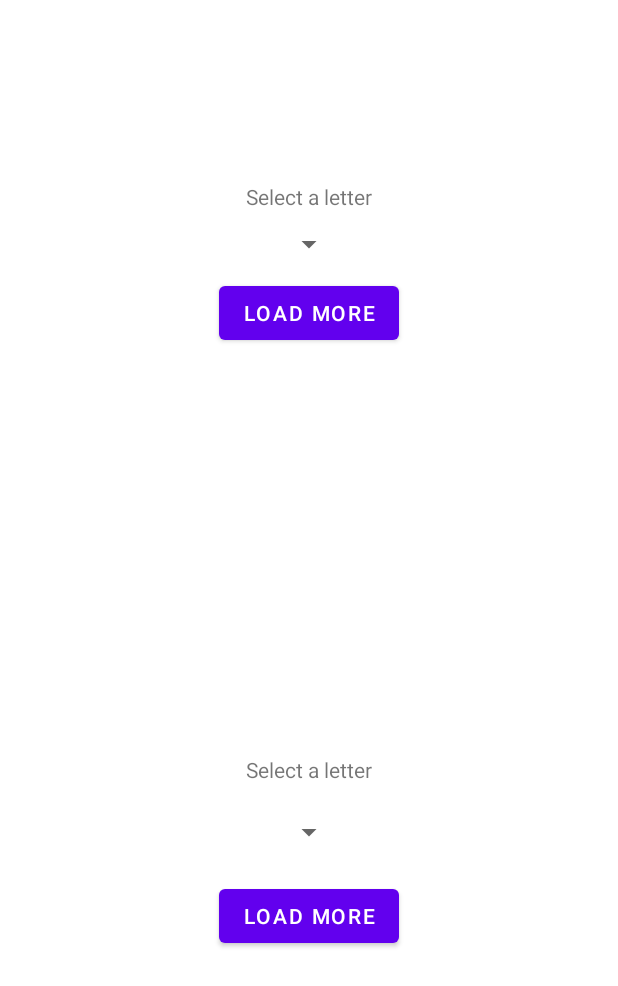
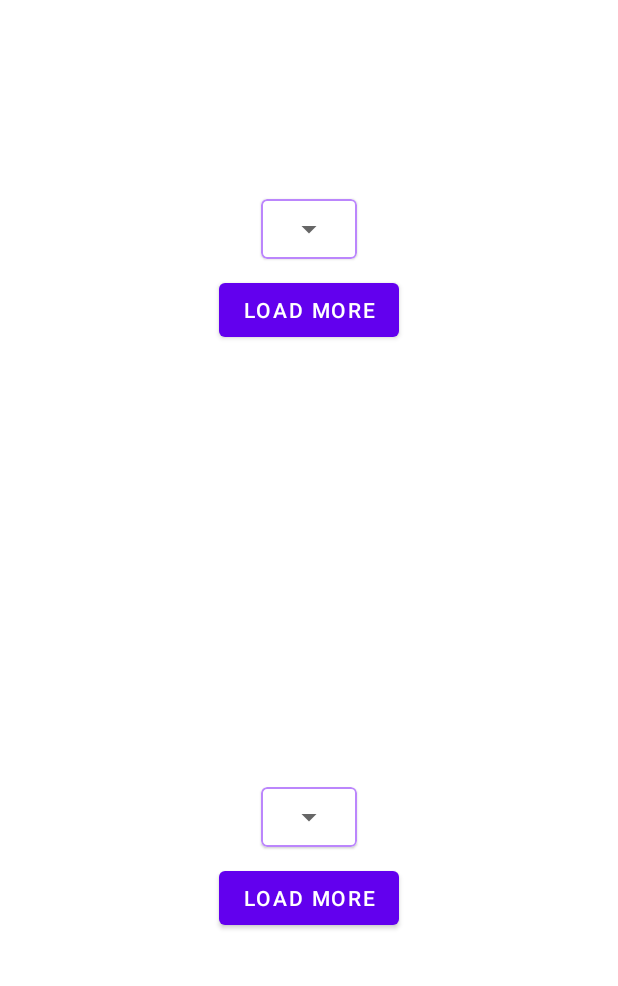
Before and after one commit to nckraghu/SwitchMapDemo, an Android app: the layout activity_main.xml on its own in the app's theme, with its tools: preview values and no code run, on a phone screen of 412 x 824 dp. Shown: the top 986 px of the screen. Run offline under Robolectric (Android 15) with nearby library versions, the phone set to English and light mode, and no system bars.

Commit message:
Added CardLayout parents to Spinners to draw borders

```diff
--- a/app/src/main/res/layout/activity_main.xml
+++ b/app/src/main/res/layout/activity_main.xml
@@ -10,27 +10,38 @@
     android:paddingBottom="20dp"
     tools:context=".MainActivity">
 
-    <TextView
-        android:id="@+id/spinner_text_view"
+    <com.google.android.material.card.MaterialCardView
+        android:id="@+id/nameSpinnerCardView"
         android:layout_width="wrap_content"
         android:layout_height="wrap_content"
-        android:layout_marginTop="0dp"
-        android:text="@string/select_a_letter"
-        app:layout_constraintBottom_toTopOf="@id/nameSpinner"
+        app:layout_constraintBottom_toTopOf="@id/load_more_btn"
         app:layout_constraintEnd_toEndOf="parent"
         app:layout_constraintStart_toStartOf="parent"
         app:layout_constraintTop_toTopOf="parent"
-        app:layout_constraintVertical_chainStyle="packed" />
+        app:layout_constraintVertical_chainStyle="packed"
+
+        android:layout_marginTop="10dp"
+
+        android:padding="8dp"
+        android:elevation="4dp"
+
+        app:strokeWidth="1dp"
+        app:strokeColor="@color/purple_200"
+        app:cardCornerRadius="4dp"
+    >
 
         <Spinner
             android:id="@+id/nameSpinner"
             android:layout_width="wrap_content"
             android:layout_height="wrap_content"
-        android:layout_marginTop="10dp"
-        app:layout_constraintBottom_toTopOf="@id/load_more_btn"
-        app:layout_constraintEnd_toEndOf="parent"
-        app:layout_constraintStart_toStartOf="parent"
-        app:layout_constraintTop_toBottomOf="@id/spinner_text_view" />
+            android:layout_gravity="center"
+            android:layout_margin="8dp"
+            android:gravity="center"
+            android:outlineProvider="bounds"
+            />
+
+    </com.google.android.material.card.MaterialCardView>
+<!--    android:background="@drawable/blue_outline"-->
 
     <Button
         android:id="@+id/load_more_btn"
@@ -40,7 +51,7 @@
         android:text="@string/more"
         app:layout_constraintEnd_toEndOf="parent"
         app:layout_constraintStart_toStartOf="parent"
-        app:layout_constraintTop_toBottomOf="@id/nameSpinner"
+        app:layout_constraintTop_toBottomOf="@id/nameSpinnerCardView"
         app:layout_constraintBottom_toTopOf="@id/horizontal_guideline"
         />
 
@@ -50,7 +61,7 @@
         android:layout_height="wrap_content"
         android:minHeight="40dp"
         android:maxLines="4"
-        android:layout_marginTop="40dp"
+        android:layout_marginTop="20dp"
         android:layout_marginBottom="40dp"
         android:scrollbars="vertical"
         app:layout_constraintEnd_toEndOf="parent"
@@ -65,38 +76,44 @@
         android:orientation="horizontal"
         app:layout_constraintGuide_percent="0.4" />
 
-
-    <TextView
-        android:id="@+id/spinner_text_view2"
+    <com.google.android.material.card.MaterialCardView
+        android:id="@+id/nameSpinnerCardView2"
         android:layout_width="wrap_content"
         android:layout_height="wrap_content"
-        android:layout_marginTop="0dp"
-        android:text="@string/select_a_letter"
-        app:layout_constraintBottom_toTopOf="@id/nameSpinner2"
+        app:layout_constraintBottom_toTopOf="@id/load_more_btn2"
         app:layout_constraintEnd_toEndOf="parent"
         app:layout_constraintStart_toStartOf="parent"
         app:layout_constraintTop_toBottomOf="@id/horizontal_guideline"
-        app:layout_constraintVertical_chainStyle="packed" />
+        app:layout_constraintVertical_chainStyle="packed"
+
+        android:layout_marginTop="10dp"
+
+        android:padding="8dp"
+        android:elevation="4dp"
+
+        app:strokeWidth="1dp"
+        app:strokeColor="@color/purple_200"
+        app:cardCornerRadius="4dp"
+        >
 
         <Spinner
             android:id="@+id/nameSpinner2"
             android:layout_width="wrap_content"
             android:layout_height="wrap_content"
-        android:layout_marginTop="20dp"
-        app:layout_constraintBottom_toTopOf="@id/load_more_btn2"
-        app:layout_constraintEnd_toEndOf="parent"
-        app:layout_constraintStart_toStartOf="parent"
-        app:layout_constraintTop_toBottomOf="@id/spinner_text_view2" />
+            android:layout_margin="8dp"
+            />
+
+    </com.google.android.material.card.MaterialCardView>
 
     <Button
         android:id="@+id/load_more_btn2"
         android:layout_width="wrap_content"
         android:layout_height="wrap_content"
-        android:layout_marginTop="20dp"
+        android:layout_marginTop="10dp"
         android:text="@string/more"
         app:layout_constraintEnd_toEndOf="parent"
         app:layout_constraintStart_toStartOf="parent"
-        app:layout_constraintTop_toBottomOf="@id/nameSpinner2"
+        app:layout_constraintTop_toBottomOf="@id/nameSpinnerCardView2"
         app:layout_constraintBottom_toBottomOf="parent"
         />
 
@@ -104,6 +121,11 @@
         android:id="@+id/nameList2"
         android:layout_width="match_parent"
         android:layout_height="wrap_content"
+        android:minHeight="40dp"
+        android:maxLines="4"
+        android:layout_marginTop="20dp"
+        android:layout_marginBottom="40dp"
+        android:scrollbars="vertical"
         app:layout_constraintEnd_toEndOf="parent"
         app:layout_constraintStart_toStartOf="parent"
         app:layout_constraintTop_toBottomOf="@id/load_more_btn2"
```
Lines whose indentation alone changed are shown as unchanged.
